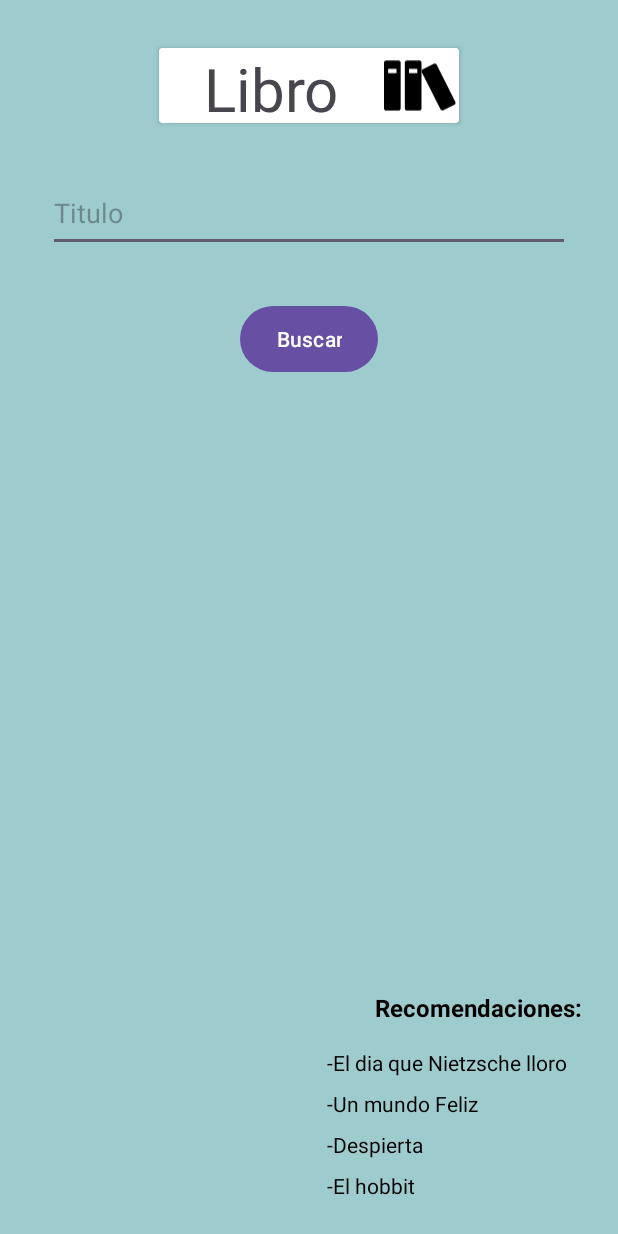
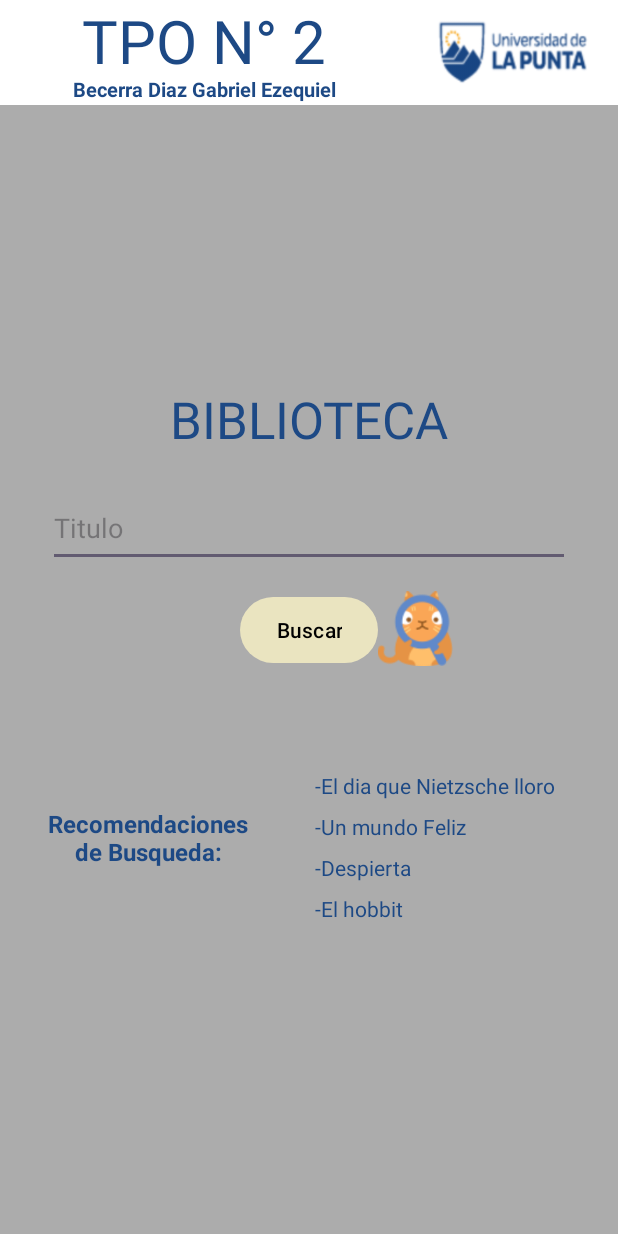
Before and after one commit to GreenRiver05/TPO2_Programacion_Dispositivos_Moviles, an Android app: the screen it shows after launch (MainActivity), on a phone screen of 412 x 824 dp. Run offline under Robolectric (Android 15) with nearby library versions, the phone set to English and light mode, and no system bars.

Commit message:
subiendo cambios

```diff
--- a/tpo_2_libros/app/src/main/java/com/aprendiendo/practico2/LibroActivity.java
+++ b/tpo_2_libros/app/src/main/java/com/aprendiendo/practico2/LibroActivity.java
@@ -2,7 +2,9 @@ package com.aprendiendo.practico2;
 
 import android.graphics.Color;
 import android.os.Bundle;
+
 import androidx.appcompat.app.AppCompatActivity;
+
 import com.aprendiendo.practico2.databinding.ActivityLibroBinding;
 import com.aprendiendo.practico2.modelo.Libro;
 
@@ -10,49 +12,43 @@ public class LibroActivity extends AppCompatActivity {
 
     private ActivityLibroBinding binding;
 
-
     @Override
     protected void onCreate(Bundle savedInstanceState) {
         super.onCreate(savedInstanceState);
         binding = ActivityLibroBinding.inflate(getLayoutInflater());
         setContentView(binding.getRoot());
         Libro libroRecibido = (Libro) getIntent().getSerializableExtra("libro");
-        if(libroRecibido!=null){
         binding.tvTitulo.setText(libroRecibido.getTitulo());
-            binding.tvEtiqueta.setText( libroRecibido.getEtiqueta());
+        binding.tvEtiqueta.setText(libroRecibido.getEtiqueta());
         binding.tvAutor.setText(libroRecibido.getAutor());
         binding.tvAnio.setText(String.valueOf(libroRecibido.getAnio()));
         binding.tvPaginas.setText(String.valueOf(libroRecibido.getPaginas()));
         binding.tvDescripcion.setText(libroRecibido.getDescripcion());
         binding.tvEditorialISBN.setText("Editorial: " + libroRecibido.getEditorial() + "   -   ISBN: " + libroRecibido.getISNB() + ".");
-            switch (libroRecibido.getTitulo()) {
-                case "El hobbit":
-                    binding.imgPortada.setImageResource(R.drawable.el_hobbit);
-                    binding.tvEtiqueta.setBackgroundColor(Color.parseColor("#C2431F"));
-                    binding.tvEtiqueta.setTextColor(Color.parseColor("#000000"));
-                    break;
-                case "El dia que Nietsche lloró":
-                    binding.tvEtiqueta.setBackgroundColor(Color.parseColor("#312112"));
-                    binding.imgPortada.setImageResource(R.drawable.nietsche);
-                    break;
-                case "Despierta":
-                    binding.imgPortada.setImageResource(R.drawable.despierta);
-                    binding.tvEtiqueta.setBackgroundColor(Color.parseColor("#EAE4C0"));
-                    binding.tvEtiqueta.setTextColor(Color.parseColor("#000000"));
-
-                    break;
-                case "Un Mundo Feliz":
-                    binding.imgPortada.setImageResource(R.drawable.un_mundo_feliz);
-                    binding.tvEtiqueta.setBackgroundColor(Color.parseColor("#315B62"));
-                    binding.tvEtiqueta.setTextColor(Color.parseColor("#FFFFFF"));
-                    break;
-            }
-
-
-        }else{
-            binding.tvTitulo.setText("Libro no Disponible");
-        }
-
-
+        binding.imgPortada.setImageResource(libroRecibido.getImagen());
+        binding.tvEtiqueta.setBackgroundColor(Color.parseColor(libroRecibido.getColorFondo()));
+        binding.tvEtiqueta.setTextColor(Color.parseColor(libroRecibido.getColorTexto()));
     }
 }
+//        switch (libroRecibido.getTitulo()) {
+//            case "El hobbit":
+//                binding.imgPortada.setImageResource(R.drawable.el_hobbit);
+//                binding.tvEtiqueta.setBackgroundColor(Color.parseColor("#C2431F"));
+//                binding.tvEtiqueta.setTextColor(Color.parseColor("#000000"));
+//                break;
+//            case "El dia que Nietsche lloró":
+//                binding.tvEtiqueta.setBackgroundColor(Color.parseColor("#312112"));
+//                binding.imgPortada.setImageResource(R.drawable.nietsche);
+//                break;
+//            case "Despierta":
+//                binding.imgPortada.setImageResource(R.drawable.despierta);
+//                binding.tvEtiqueta.setBackgroundColor(Color.parseColor("#EAE4C0"));
+//                binding.tvEtiqueta.setTextColor(Color.parseColor("#000000"));
+//
+//                break;
+//            case "Un Mundo Feliz":
+//                binding.imgPortada.setImageResource(R.drawable.un_mundo_feliz);
+//                binding.tvEtiqueta.setBackgroundColor(Color.parseColor("#315B62"));
+//                binding.tvEtiqueta.setTextColor(Color.parseColor("#FFFFFF"));
+//                break;
+//        }
--- a/tpo_2_libros/app/src/main/java/com/aprendiendo/practico2/MainActivity.java
+++ b/tpo_2_libros/app/src/main/java/com/aprendiendo/practico2/MainActivity.java
@@ -2,9 +2,11 @@ package com.aprendiendo.practico2;
 
 import android.os.Bundle;
 import android.view.View;
+
 import androidx.appcompat.app.AppCompatActivity;
 import androidx.lifecycle.Observer;
 import androidx.lifecycle.ViewModelProvider;
+
 import com.aprendiendo.practico2.databinding.ActivityMainBinding;
 
 public class MainActivity extends AppCompatActivity {
@@ -29,7 +31,16 @@ public class MainActivity extends AppCompatActivity {
             @Override
             public void onClick(View v) {
                 String titulo = binding.etTitulo.getText().toString();
+                binding.twError.setText("");
                 vm.buscarLibro(titulo);
+
+            }
+        });
+
+        binding.etTitulo.setOnClickListener(new View.OnClickListener() {
+            @Override
+            public void onClick(View v) {
+                binding.twError.setText("");
             }
         });
     }
--- a/tpo_2_libros/app/src/main/java/com/aprendiendo/practico2/MainActivityViewModel.java
+++ b/tpo_2_libros/app/src/main/java/com/aprendiendo/practico2/MainActivityViewModel.java
@@ -19,10 +19,10 @@ import java.util.List;
 public class MainActivityViewModel extends AndroidViewModel {
 
     private List<Libro> listaLibros = Arrays.asList(
-            new Libro("El hobbit", "1234", "J.R.R Tolkien", "Mundo", "Una obra fundacional de la fantasía moderna, El Hobbit narra la transformación de Bilbo Bolsón, un hobbit apacible y hogareño, en un héroe inesperado. Invitado por el mago Gandalf a unirse a trece enanos liderados por Thorin Escudo de Roble, Bilbo se embarca en una travesía hacia la Montaña Solitaria para recuperar un tesoro custodiado por el dragón Smaug..", "Fantasia", 1937, 300),
-            new Libro("El dia que Nietsche lloró", "5678", "Louis Vilton", "Campana", "Una novela filosófica y psicológica que imagina un encuentro ficticio entre el filósofo Friedrich Nietzsche y el médico vienés Josef Breuer, precursor del psicoanálisis. Ambientada en Viena en 1882, la historia comienza cuando Lou Salomé convence a Breuer de tratar a Nietzsche, quien atraviesa una profunda crisis emocional.", "Drama", 2005, 302),
-            new Libro("Despierta", "1234", "Anthony De Melo", "Mundo", "Situada en el año 2060, esta novela distópica presenta un mundo donde casi toda interacción humana ocurre en línea. Maddie Freeman, hija del creador de la Escuela Digital, vive bajo estricta vigilancia y control tecnológico. Su vida da un giro cuando conoce a Justin, un joven que defiende la conexión humana real y rechaza la vida virtual.", "Autoayuda", 2010, 100),
-            new Libro("Un Mundo Feliz", "9123", "Aldous Houxley", "Banana", "Una de las distopías más influyentes del siglo XX, esta novela presenta una sociedad futurista donde la estabilidad se logra mediante la manipulación genética, el condicionamiento psicológico y el consumo de una droga llamada soma. Los individuos son creados en laboratorios y divididos en castas (Alfas, Betas, Gammas, Deltas y Epsilones).", "Ciencia ficción", 2013, 235));
+            new Libro("El hobbit", "1234", "J.R.R Tolkien", "Mundo", "Una obra fundacional de la fantasía moderna, El Hobbit narra la transformación de Bilbo Bolsón, un hobbit apacible y hogareño, en un héroe inesperado. Invitado por el mago Gandalf a unirse a trece enanos liderados por Thorin Escudo de Roble, Bilbo se embarca en una travesía hacia la Montaña Solitaria para recuperar un tesoro custodiado por el dragón Smaug..", "Fantasia", 1937, 300, R.drawable.el_hobbit,"#C2431F", "#000000"),
+            new Libro("El dia que Nietsche lloró", "5678", "Louis Vilton", "Campana", "Una novela filosófica y psicológica que imagina un encuentro ficticio entre el filósofo Friedrich Nietzsche y el médico vienés Josef Breuer, precursor del psicoanálisis. Ambientada en Viena en 1882, la historia comienza cuando Lou Salomé convence a Breuer de tratar a Nietzsche, quien atraviesa una profunda crisis emocional.", "Drama", 2005, 302,R.drawable.nietsche,"#312112", "#FFFFFF"),
+            new Libro("Despierta", "1234", "Anthony De Melo", "Mundo", "Situada en el año 2060, esta novela distópica presenta un mundo donde casi toda interacción humana ocurre en línea. Maddie Freeman, hija del creador de la Escuela Digital, vive bajo estricta vigilancia y control tecnológico. Su vida da un giro cuando conoce a Justin, un joven que defiende la conexión humana real y rechaza la vida virtual.", "Autoayuda", 2010, 100, R.drawable.despierta,"#EAE4C0", "#000000" ),
+            new Libro("Un Mundo Feliz", "9123", "Aldous Houxley", "Banana", "Una de las distopías más influyentes del siglo XX, esta novela presenta una sociedad futurista donde la estabilidad se logra mediante la manipulación genética, el condicionamiento psicológico y el consumo de una droga llamada soma. Los individuos son creados en laboratorios y divididos en castas (Alfas, Betas, Gammas, Deltas y Epsilones).", "Ciencia ficción", 2013, 235, R.drawable.un_mundo_feliz, "#315B62", "#FFFFFF"));
 
     private MutableLiveData<String> mutableError;
 
@@ -48,7 +48,7 @@ public class MainActivityViewModel extends AndroidViewModel {
             if (libro.getTitulo().equalsIgnoreCase(titulo)) {
                 aux++;
                 Intent intent = new Intent(getApplication(), LibroActivity.class);
-                intent.putExtra("libro", (Serializable) libro);
+                intent.putExtra("libro", libro);
                 intent.setFlags(FLAG_ACTIVITY_NEW_TASK);
                 getApplication().startActivity(intent);
             }
--- a/tpo_2_libros/app/src/main/java/com/aprendiendo/practico2/modelo/Libro.java
+++ b/tpo_2_libros/app/src/main/java/com/aprendiendo/practico2/modelo/Libro.java
@@ -12,8 +12,11 @@ public class Libro implements Serializable {
     private String  etiqueta;
     private int anio;
     private int paginas;
+    private int imagen;
+    private String colorFondo;
+    private String colorTexto;
 
-    public Libro(String titulo, String ISNB, String autor, String editorial, String descripcion, String etiqueta, int anio, int paginas) {
+    public Libro(String titulo, String ISNB, String autor, String editorial, String descripcion, String etiqueta, int anio, int paginas, int imagen, String colorFondo, String colorTexto) {
         this.titulo = titulo;
         this.ISNB = ISNB;
         this.autor = autor;
@@ -22,6 +25,9 @@ public class Libro implements Serializable {
         this.etiqueta = etiqueta;
         this.anio = anio;
         this.paginas = paginas;
+        this.imagen = imagen;
+        this.colorFondo = colorFondo;
+        this.colorTexto = colorTexto;
     }
 
     public String getTitulo() {
@@ -87,4 +93,28 @@ public class Libro implements Serializable {
     public void setPaginas(int paginas) {
         this.paginas = paginas;
     }
+
+    public int getImagen() {
+        return imagen;
+    }
+
+    public void setImagen(int imagen) {
+        this.imagen = imagen;
+    }
+
+    public String getColorFondo() {
+        return colorFondo;
+    }
+
+    public void setColorFondo(String colorFondo) {
+        this.colorFondo = colorFondo;
+    }
+
+    public String getColorTexto() {
+        return colorTexto;
+    }
+
+    public void setColorTexto(String colorTexto) {
+        this.colorTexto = colorTexto;
+    }
 }
--- a/tpo_2_libros/app/src/main/res/layout/activity_main.xml
+++ b/tpo_2_libros/app/src/main/res/layout/activity_main.xml
@@ -5,15 +5,69 @@
     android:id="@+id/main"
     android:layout_width="match_parent"
     android:layout_height="match_parent"
-    android:background="#DE8FC5C7"
+    android:background="#ACACAC"
     tools:context=".MainActivity">
+
+
+    <ImageView
+        android:id="@+id/imageView"
+        android:layout_width="wrap_content"
+        android:layout_height="70dp"
+        android:background="#FFFFFF"
+        android:src="@drawable/ulp"
+        app:layout_constraintEnd_toEndOf="parent"
+        app:layout_constraintTop_toTopOf="parent" />
+
+    <TextView
+        android:id="@+id/tvTpo2"
+        android:layout_width="0dp"
+        android:layout_height="50dp"
+        android:background="#FFFFFF"
+        android:text="TPO N° 2"
+        android:textAlignment="center"
+        android:textColor="#1D4985"
+        android:textSize="40sp"
+        app:layout_constraintEnd_toStartOf="@+id/imageView"
+        app:layout_constraintStart_toStartOf="parent"
+        app:layout_constraintTop_toTopOf="parent" />
+
+
+    <TextView
+        android:id="@+id/textView11"
+        android:layout_width="0dp"
+        android:layout_height="20dp"
+        android:background="#FFFFFF"
+        android:fontFamily="sans-serif"
+        android:text="Becerra Diaz Gabriel Ezequiel"
+        android:textAlignment="center"
+        android:textColor="#1D4985"
+        android:textSize="13sp"
+        android:textStyle="bold"
+        app:layout_constraintEnd_toStartOf="@+id/imageView"
+        app:layout_constraintStart_toStartOf="parent"
+        app:layout_constraintTop_toBottomOf="@+id/tvTpo2" />
+
+    <TextView
+        android:id="@+id/tvBiblioteca"
+        android:layout_width="wrap_content"
+        android:layout_height="wrap_content"
+        android:text="Biblioteca"
+        android:textAlignment="center"
+        android:textAllCaps="true"
+        android:textColor="#1D4985"
+        android:textSize="34sp"
+        app:layout_constraintBottom_toBottomOf="parent"
+        app:layout_constraintEnd_toEndOf="parent"
+        app:layout_constraintStart_toStartOf="parent"
+        app:layout_constraintTop_toTopOf="parent"
+        app:layout_constraintVertical_bias="0.32999998" />
 
     <EditText
         android:id="@+id/etTitulo"
         android:layout_width="match_parent"
         android:layout_height="52dp"
         android:layout_marginStart="32dp"
-        android:layout_marginTop="116dp"
+        android:layout_marginTop="24dp"
         android:layout_marginEnd="32dp"
         android:ems="10"
         android:hint="Titulo"
@@ -22,13 +76,13 @@
         app:layout_constraintEnd_toEndOf="parent"
         app:layout_constraintHorizontal_bias="0.0"
         app:layout_constraintStart_toStartOf="parent"
-        app:layout_constraintTop_toTopOf="parent" />
+        app:layout_constraintTop_toBottomOf="@+id/tvBiblioteca" />
 
     <Button
         android:id="@+id/btBuscar"
         android:layout_width="wrap_content"
         android:layout_height="52dp"
-        android:layout_marginTop="32dp"
+        android:layout_marginTop="16dp"
         android:text="Buscar"
         app:layout_constraintEnd_toEndOf="parent"
         app:layout_constraintStart_toStartOf="parent"
@@ -45,97 +99,81 @@
         android:textColor="#570303"
         android:textSize="24sp"
         android:textStyle="bold"
-        app:layout_constraintBottom_toBottomOf="parent"
         app:layout_constraintEnd_toEndOf="parent"
         app:layout_constraintStart_toStartOf="parent"
-        app:layout_constraintTop_toBottomOf="@+id/btBuscar"
-        app:layout_constraintVertical_bias="0.0" />
+        app:layout_constraintTop_toBottomOf="@+id/btBuscar" />
 
-    <androidx.cardview.widget.CardView
-        android:layout_width="wrap_content"
+
+    <ImageView
+        android:id="@+id/ivLibros"
+        android:layout_width="50dp"
         android:layout_height="50dp"
+        android:layout_marginTop="16dp"
+        android:src="@drawable/gatito"
+        app:layout_constraintEnd_toEndOf="parent"
+        app:layout_constraintHorizontal_bias="0.0"
+        app:layout_constraintStart_toEndOf="@+id/btBuscar"
+        app:layout_constraintTop_toBottomOf="@+id/etTitulo" />
 
-        android:layout_marginTop="32dp"
-        app:layout_constraintEnd_toEndOf="parent"
-        app:layout_constraintHorizontal_bias="0.50"
-        app:layout_constraintStart_toStartOf="parent"
-        app:layout_constraintTop_toTopOf="parent"
-        tools:ignore="MissingConstraints">
-
-        <androidx.appcompat.widget.LinearLayoutCompat
-            android:layout_width="match_parent"
-            android:layout_height="match_parent">
-
-            <TextView
-                android:layout_width="150dp"
-                android:layout_height="wrap_content"
-                android:text="Libro"
-                android:textAlignment="center"
-                android:textSize="40sp" />
-
-            <ImageView
-                android:layout_width="50dp"
-                android:layout_height="50dp"
-                android:src="@drawable/books" />
-
-        </androidx.appcompat.widget.LinearLayoutCompat>
-    </androidx.cardview.widget.CardView>
 
     <TextView
         android:id="@+id/textView4"
-        android:layout_width="wrap_content"
+        android:layout_width="150dp"
         android:layout_height="wrap_content"
-        android:layout_marginEnd="24dp"
-        android:layout_marginBottom="16dp"
-        android:text="Recomendaciones:"
-        android:textColor="#040000"
+        android:layout_marginStart="24dp"
+        android:layout_marginTop="32dp"
+        android:text="Recomendaciones de Busqueda:"
+        android:textAlignment="center"
+        android:textAllCaps="false"
+        android:textColor="#1D4985"
         android:textSize="16sp"
         android:textStyle="bold"
-        app:layout_constraintBottom_toTopOf="@+id/textView5"
-        app:layout_constraintEnd_toEndOf="parent" />
+        app:layout_constraintStart_toStartOf="parent"
+        app:layout_constraintTop_toBottomOf="@+id/twError" />
 
     <TextView
         android:id="@+id/textView5"
         android:layout_width="170dp"
         android:layout_height="wrap_content"
-        android:layout_marginEnd="24dp"
-        android:layout_marginBottom="8dp"
+        android:layout_marginTop="8dp"
+        android:layout_marginEnd="32dp"
         android:text="-El dia que Nietzsche lloro"
-        android:textColor="#000000"
-        app:layout_constraintBottom_toTopOf="@+id/textView8"
-        app:layout_constraintEnd_toEndOf="parent" />
+        android:textColor="#1D4985"
+        app:layout_constraintEnd_toEndOf="parent"
+        app:layout_constraintTop_toBottomOf="@+id/twError" />
 
     <TextView
         android:id="@+id/textView8"
         android:layout_width="170dp"
         android:layout_height="wrap_content"
-        android:layout_marginEnd="24dp"
-        android:layout_marginBottom="8dp"
+        android:layout_marginTop="8dp"
+        android:layout_marginEnd="32dp"
         android:text="-Un mundo Feliz"
-        android:textColor="#000000"
-        app:layout_constraintBottom_toTopOf="@+id/textView7"
-        app:layout_constraintEnd_toEndOf="parent" />
+        android:textColor="#1D4985"
+        app:layout_constraintEnd_toEndOf="parent"
+        app:layout_constraintTop_toBottomOf="@+id/textView5" />
 
     <TextView
         android:id="@+id/textView7"
         android:layout_width="170dp"
         android:layout_height="wrap_content"
-        android:layout_marginEnd="24dp"
-        android:layout_marginBottom="8dp"
+        android:layout_marginTop="8dp"
+        android:layout_marginEnd="32dp"
         android:text="-Despierta"
-        android:textColor="#040000"
-        app:layout_constraintBottom_toTopOf="@+id/textView6"
-        app:layout_constraintEnd_toEndOf="parent" />
+        android:textColor="#1D4985"
+        app:layout_constraintEnd_toEndOf="parent"
+        app:layout_constraintTop_toBottomOf="@+id/textView8" />
 
     <TextView
         android:id="@+id/textView6"
         android:layout_width="170dp"
         android:layout_height="wrap_content"
-        android:layout_marginEnd="24dp"
-        android:layout_marginBottom="24dp"
+        android:layout_marginTop="8dp"
+        android:layout_marginEnd="32dp"
         android:text="-El hobbit"
-        android:textColor="#040000"
-        app:layout_constraintBottom_toBottomOf="parent"
-        app:layout_constraintEnd_toEndOf="parent" />
+        android:textColor="#1D4985"
+        app:layout_constraintEnd_toEndOf="parent"
+        app:layout_constraintTop_toBottomOf="@+id/textView7" />
+
 
 </androidx.constraintlayout.widget.ConstraintLayout>
--- a/tpo_2_libros/app/src/main/res/values-night/themes.xml
+++ b/tpo_2_libros/app/src/main/res/values-night/themes.xml
@@ -4,4 +4,6 @@
         <!-- Customize your dark theme here. -->
         <!-- <item name="colorPrimary">@color/my_dark_primary</item> -->
     </style>
+    <style name="Theme.Practico2" parent="Base.Theme.Practico2" />
+
 </resources>
--- a/tpo_2_libros/app/src/main/res/values/colors.xml
+++ b/tpo_2_libros/app/src/main/res/values/colors.xml
@@ -2,4 +2,7 @@
 <resources>
     <color name="black">#FF000000</color>
     <color name="white">#FFFFFFFF</color>
+    <color name="color_primary">#EAE4C0</color>
+    <color name="color_on_primary">#000000</color>
+
 </resources>
--- a/tpo_2_libros/app/src/main/res/values/themes.xml
+++ b/tpo_2_libros/app/src/main/res/values/themes.xml
@@ -2,7 +2,12 @@
     <!-- Base application theme. -->
     <style name="Base.Theme.Practico2" parent="Theme.Material3.DayNight.NoActionBar">
         <!-- Customize your light theme here. -->
-        <!-- <item name="colorPrimary">@color/my_light_primary</item> -->
+        <item name="colorPrimary">@color/color_primary</item>
+        <item name="colorOnPrimary">@color/color_on_primary</item>
+        <item name="android:statusBarColor">@color/color_primary</item>
+        <item name="android:navigationBarColor">@color/color_primary</item>
+
+
     </style>
 
     <style name="Theme.Practico2" parent="Base.Theme.Practico2" />
```
Also changed, not shown: tpo_2_libros/app/src/main/res/drawable/gatito.png (added), tpo_2_libros/app/src/main/res/drawable/ulp.png (added). Lines whose indentation alone changed are shown as unchanged.
